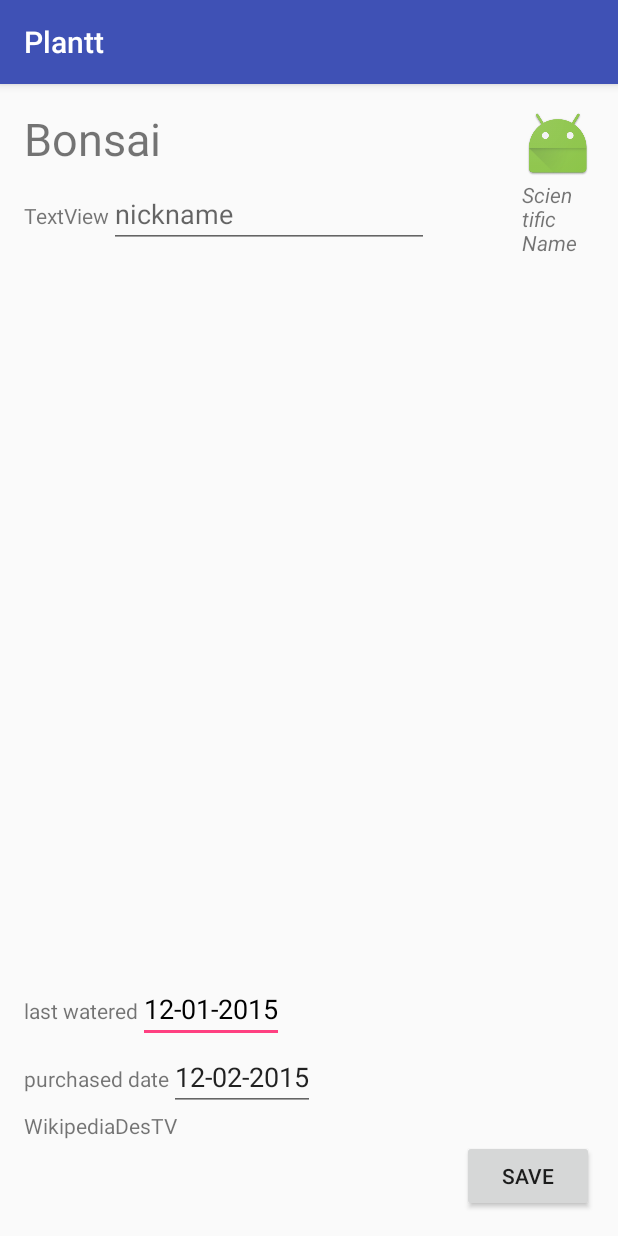
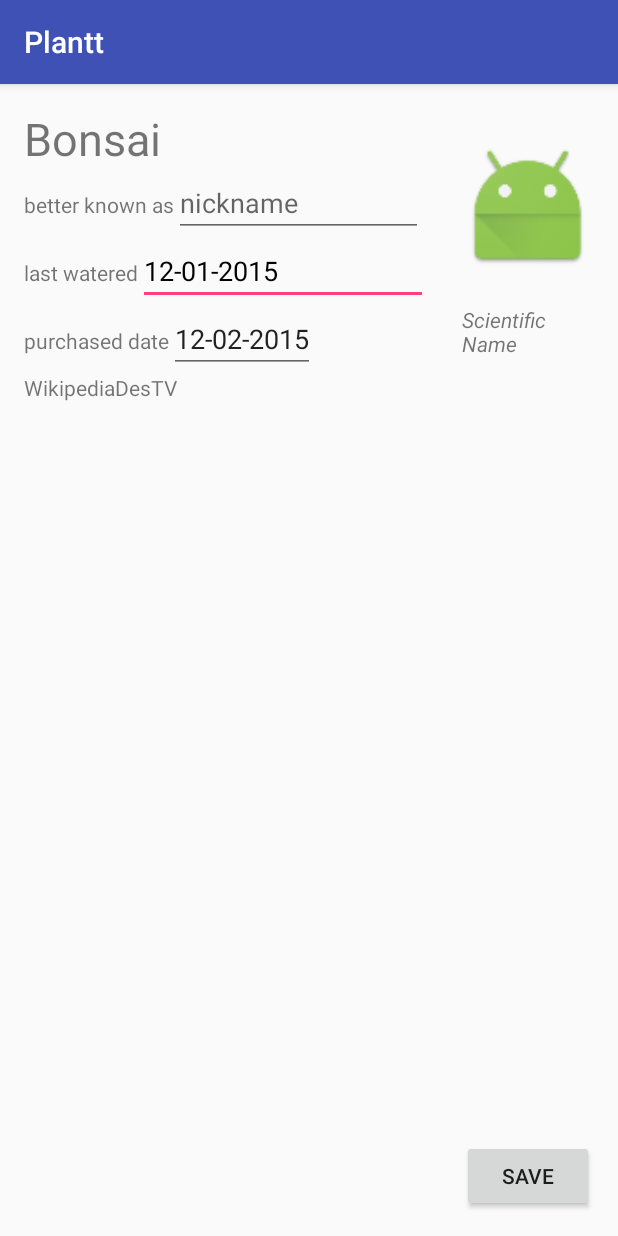
Before and after one commit to JNorbury/Jonahnorbury-pset6, an Android app: the screen it shows after launch (ShowPlantActivity), after a tap on "Bonsai", on a phone screen of 412 x 824 dp. Run offline under Robolectric (Android 15) with nearby library versions, the phone set to English and light mode, and no system bars; network calls fail.

Commit message:
async image load works with standard url

```diff
--- /dev/null
+++ b/app/src/main/java/jnorbury/jonahnorbury_pset6/ImageAsyncTask.java
@@ -0,0 +1,40 @@
+package jnorbury.jonahnorbury_pset6;
+
+import android.graphics.Bitmap;
+import android.graphics.BitmapFactory;
+import android.graphics.drawable.Icon;
+import android.os.AsyncTask;
+import android.widget.ImageView;
+
+import java.io.IOException;
+import java.io.InputStream;
+
+/**
+ * Created by jonah on 11-Dec-16.
+ */
+
+public class ImageAsyncTask extends AsyncTask<String, Void, Bitmap> {
+    private ImageView bmimage;
+
+    public void setBmimage(ImageView bmimage) {
+        this.bmimage = bmimage;
+    }
+
+    @Override
+    protected Bitmap doInBackground(String... urls) {
+        String urldisplay = urls[0];
+        Bitmap Icon1 = null;
+        try {
+            InputStream is = new java.net.URL(urldisplay).openStream();
+            Icon1 = BitmapFactory.decodeStream(is);
+        }catch (IOException e) {
+            throw new RuntimeException(e);
+        }
+        return Icon1;
+    }
+
+    @Override
+    protected void onPostExecute(Bitmap result) {
+        bmimage.setImageBitmap(result);
+    }
+}
--- a/app/src/main/java/jnorbury/jonahnorbury_pset6/PlantAsyncTask.java
+++ b/app/src/main/java/jnorbury/jonahnorbury_pset6/PlantAsyncTask.java
@@ -137,7 +137,6 @@ public class PlantAsyncTask extends AsyncTask<String, Integer, String>{
 
         } catch (Exception e) {
             Toast.makeText(mcontext, "No Results!", Toast.LENGTH_SHORT).show();
-//            Toast.makeText(.this, "No Results!", Toast.LENGTH_SHORT).show();
         }
     }
 }
--- a/app/src/main/java/jnorbury/jonahnorbury_pset6/SearchPlantActivity.java
+++ b/app/src/main/java/jnorbury/jonahnorbury_pset6/SearchPlantActivity.java
@@ -13,7 +13,6 @@ public class SearchPlantActivity extends AppCompatActivity {
         setContentView(R.layout.activity_search_plant);
     }
 
-
     public void searchPlant(View view) {
         EditText ET = (EditText) findViewById(R.id.plantqueryET);
         String plant_name = ET.getText().toString();
--- a/app/src/main/java/jnorbury/jonahnorbury_pset6/ShowPlantActivity.java
+++ b/app/src/main/java/jnorbury/jonahnorbury_pset6/ShowPlantActivity.java
@@ -3,7 +3,9 @@ package jnorbury.jonahnorbury_pset6;
 import android.support.v7.app.AppCompatActivity;
 import android.os.Bundle;
 import android.widget.EditText;
+import android.widget.ImageView;
 import android.widget.TextView;
+import android.widget.Toast;
 
 
 public class ShowPlantActivity extends AppCompatActivity {
@@ -14,10 +16,39 @@ public class ShowPlantActivity extends AppCompatActivity {
         setContentView(R.layout.activity_show_plant);
         Plant plant = (Plant) getIntent().getSerializableExtra("plant");
 
-        ((TextView) this.findViewById(R.id.plantnameTV)).setText(plant.getName());
+        ImageView plantview = (ImageView) findViewById(R.id.plantIV);
 
-        ((EditText) this.findViewById(R.id.purchaseET)).setText(plant.getPurchase_date());
-        ((EditText) this.findViewById(R.id.lastwaterET)).setText(plant.getLast_watered());
+        ImageAsyncTask iat = new ImageAsyncTask();
+        iat.setBmimage(plantview);
+        if (plant.getWiki_url() != null) {
+//            iat.execute(plant.getWiki_url());
+            iat.execute("https://ih1.redbubble.net/image.24694638.0052/flat,800x800,070,f.u1.jpg");
+        } else {
+            Toast.makeText(this, "No Image for " + plant.getName(), Toast.LENGTH_SHORT).show();
+        }
+
+        plantview.getLayoutParams().height = 20;
+        plantview.getLayoutParams().width = 20;
+
+        if (plant.getName() != null) {
+            ((TextView) this.findViewById(R.id.plantnameTV)).setText(plant.getName());
+        }
+        if (plant.getNick_name() != null) {
+            ((TextView) this.findViewById(R.id.nicknameET)).setText(plant.getNick_name());
+        }
+        if (plant.getPurchase_date() != null) {
+            ((TextView) this.findViewById(R.id.purchaseET)).setText(plant.getPurchase_date());
+        }
+        if (plant.getLast_watered() != null) {
+            ((TextView) this.findViewById(R.id.lastwaterET)).setText(plant.getLast_watered());
+        }
+
+
+
+//        ((EditText) this.findViewById(R.id.nicknameET)).setText(plant.getNick_name());
+//
+//        ((EditText) this.findViewById(R.id.purchaseET)).setText(plant.getPurchase_date());
+//        ((EditText) this.findViewById(R.id.lastwaterET)).setText(plant.getLast_watered());
 
     }
 }
--- a/app/src/main/res/layout/activity_show_plant.xml
+++ b/app/src/main/res/layout/activity_show_plant.xml
@@ -18,19 +18,12 @@
         android:layout_alignParentTop="true"
         android:layout_alignParentRight="true"
         android:layout_alignParentEnd="true"
-        android:id="@+id/plantIV" />
+        android:id="@+id/plantIV"
+        android:layout_toEndOf="@+id/plantnameTV"
+        android:layout_above="@+id/purchaseLL"
+        android:layout_alignLeft="@+id/okplantBTN"
+        android:layout_alignStart="@+id/okplantBTN" />
 
-
-    <TextView
-        android:text="WikipediaDesTV"
-        android:layout_width="wrap_content"
-        android:layout_height="wrap_content"
-        android:layout_alignParentLeft="true"
-        android:layout_alignParentStart="true"
-        android:id="@+id/WikipediaDesTV"
-        android:layout_alignParentRight="true"
-        android:layout_alignParentEnd="true"
-        android:layout_above="@+id/okplantBTN" />
 
     <Button
         android:layout_width="wrap_content"
@@ -76,7 +69,7 @@
         android:layout_width="wrap_content"
         android:layout_height="wrap_content"
         android:id="@+id/wateredLL"
-        android:layout_above="@+id/purchaseLL"
+        android:layout_below="@+id/nicknameLL"
         android:layout_alignParentLeft="true"
         android:layout_alignParentStart="true">
 
@@ -90,7 +83,7 @@
             android:id="@+id/lastwaterTV" />
 
         <EditText
-            android:layout_width="wrap_content"
+            android:layout_width="193dp"
             android:layout_height="wrap_content"
             android:id="@+id/lastwaterET"
             android:hint="enter date"
@@ -98,39 +91,10 @@
     </LinearLayout>
 
     <LinearLayout
-        android:orientation="horizontal"
-        android:layout_width="wrap_content"
-        android:layout_height="wrap_content"
-        android:layout_below="@+id/plantIV"
-        android:layout_alignParentLeft="true"
-        android:layout_alignParentStart="true">
-
-        <TextView
-            android:text="TextView"
-            android:layout_width="wrap_content"
-            android:layout_height="wrap_content"
-            android:id="@+id/textView3"
-            android:layout_weight="1" />
-
-        <EditText
-            android:layout_width="wrap_content"
-            android:layout_height="wrap_content"
-            android:inputType="textPersonName"
-            android:ems="10"
-            android:id="@+id/nicknameET"
-            android:hint="nickname"
-            android:layout_below="@+id/plantIV"
-            android:layout_alignParentLeft="true"
-            android:layout_alignParentStart="true"
-            android:layout_weight="1"
-            android:textColor="@android:color/black" />
-    </LinearLayout>
-
-    <LinearLayout
         android:layout_width="wrap_content"
         android:layout_height="wrap_content"
         android:id="@+id/purchaseLL"
-        android:layout_above="@+id/WikipediaDesTV"
+        android:layout_below="@+id/wateredLL"
         android:layout_alignParentLeft="true"
         android:layout_alignParentStart="true">
 
@@ -144,9 +108,47 @@
             android:layout_width="0dp"
             android:layout_height="wrap_content"
             android:id="@+id/purchaseET"
-            android:layout_weight="1"
+            android:layout_weight="1.91"
             android:hint="enter date" />
 
     </LinearLayout>
 
+    <TextView
+        android:text="WikipediaDesTV"
+        android:layout_width="wrap_content"
+        android:layout_height="wrap_content"
+        android:id="@+id/WikipediaDesTV"
+        android:layout_below="@+id/purchaseLL"
+        android:layout_alignParentLeft="true"
+        android:layout_alignParentStart="true" />
+
+    <LinearLayout
+        android:orientation="horizontal"
+        android:layout_width="wrap_content"
+        android:layout_height="wrap_content"
+        android:layout_below="@+id/plantnameTV"
+        android:id="@+id/nicknameLL"
+        android:layout_alignParentLeft="true"
+        android:layout_alignParentStart="true">
+
+        <TextView
+            android:text="better known as"
+            android:layout_width="wrap_content"
+            android:layout_height="wrap_content"
+            android:id="@+id/textView3"
+            android:layout_weight="1" />
+
+        <EditText
+            android:layout_width="166dp"
+            android:layout_height="wrap_content"
+            android:inputType="textPersonName"
+            android:ems="10"
+            android:id="@+id/nicknameET"
+            android:hint="nickname"
+            android:layout_below="@+id/plantIV"
+            android:layout_alignParentLeft="true"
+            android:layout_alignParentStart="true"
+            android:textColor="@android:color/black" />
+    </LinearLayout>
+
 </RelativeLayout>
```
